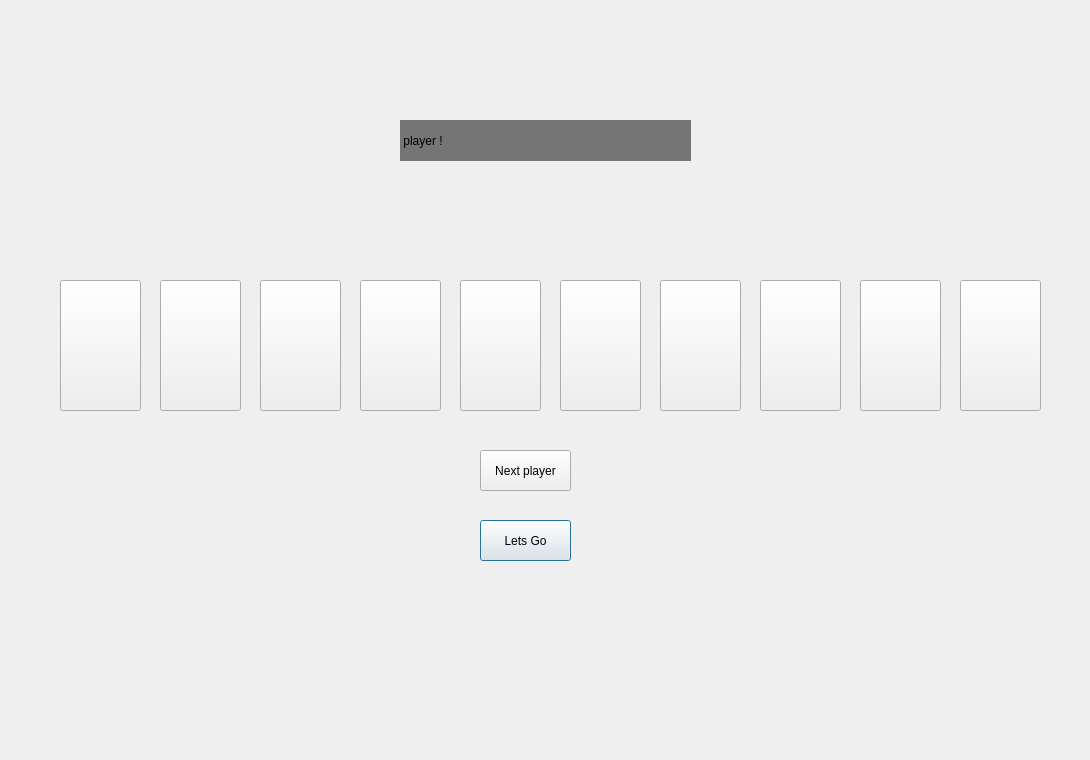
Before: the Qt Designer form showcards.ui in Matin0789/Condottiere-, drawn with Qt 5.
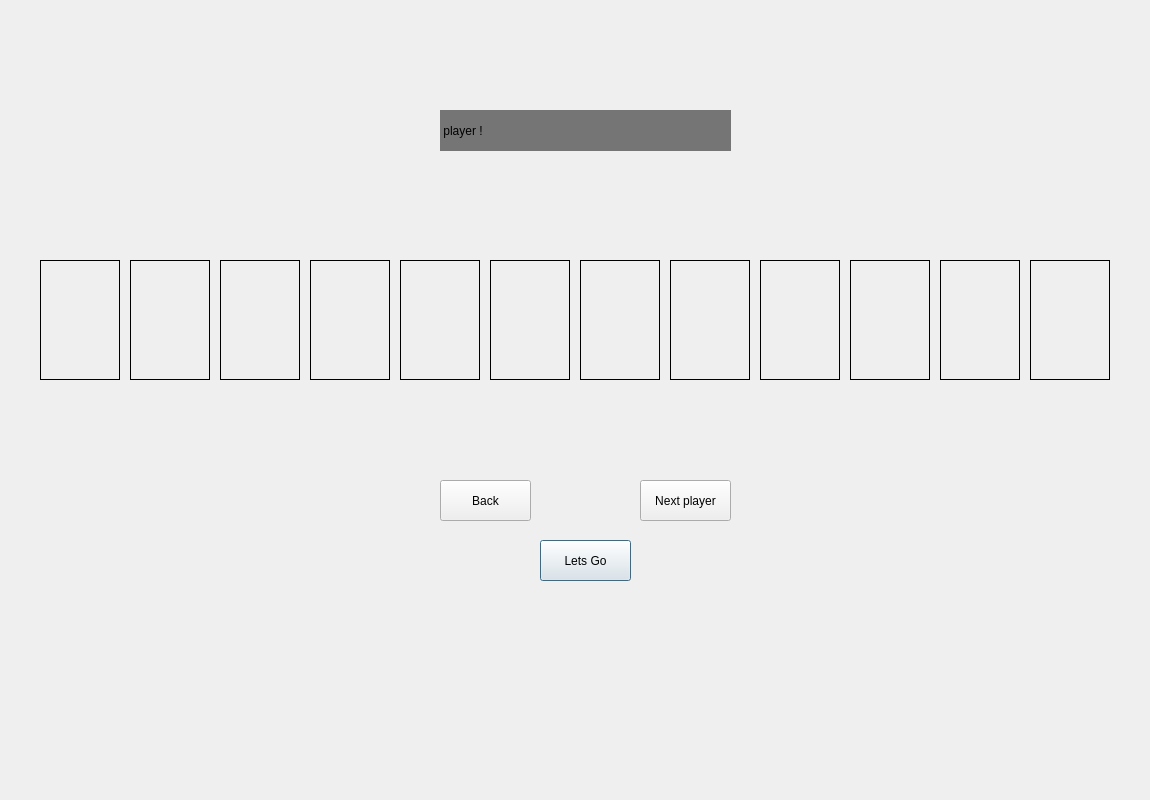
After: the same form once the commit is applied. Icons and pictures are not drawn.

Patch:
```diff
--- a/showcards.ui
+++ b/showcards.ui
@@ -6,8 +6,8 @@
    <rect>
     <x>0</x>
     <y>0</y>
-    <width>1090</width>
-    <height>760</height>
+    <width>1150</width>
+    <height>800</height>
    </rect>
   </property>
   <property name="windowTitle">
@@ -19,8 +19,8 @@
   <widget class="QPushButton" name="btn_lets_go">
    <property name="geometry">
     <rect>
-     <x>480</x>
-     <y>520</y>
+     <x>540</x>
+     <y>540</y>
      <width>91</width>
      <height>41</height>
     </rect>
@@ -54,188 +54,11 @@
     <string>Lets Go</string>
    </property>
   </widget>
-  <widget class="QToolButton" name="toolButton">
-   <property name="geometry">
-    <rect>
-     <x>160</x>
-     <y>280</y>
-     <width>81</width>
-     <height>131</height>
-    </rect>
-   </property>
-   <property name="styleSheet">
-    <string notr="true">border-image: url(:/Description/Graphics/Assets/Banafsh/Bahar.png);</string>
-   </property>
-   <property name="text">
-    <string/>
-   </property>
-  </widget>
-  <widget class="QToolButton" name="toolButton_2">
-   <property name="geometry">
-    <rect>
-     <x>560</x>
-     <y>280</y>
-     <width>81</width>
-     <height>131</height>
-    </rect>
-   </property>
-   <property name="styleSheet">
-    <string notr="true">border-image: url(:/Description/Graphics/Assets/Banafsh/Matarsak.png);</string>
-   </property>
-   <property name="text">
-    <string/>
-   </property>
-  </widget>
-  <widget class="QToolButton" name="toolButton_3">
-   <property name="geometry">
-    <rect>
-     <x>660</x>
-     <y>280</y>
-     <width>81</width>
-     <height>131</height>
-    </rect>
-   </property>
-   <property name="styleSheet">
-    <string notr="true">border-image: url(:/Description/Graphics/Assets/Banafsh/Parcham_Dar.png);</string>
-   </property>
-   <property name="text">
-    <string/>
-   </property>
-  </widget>
-  <widget class="QToolButton" name="toolButton_4">
-   <property name="geometry">
-    <rect>
-     <x>360</x>
-     <y>280</y>
-     <width>81</width>
-     <height>131</height>
-    </rect>
-   </property>
-   <property name="styleSheet">
-    <string notr="true">border-image: url(:/Description/Graphics/Assets/Banafsh/Rish_Sefid.png);</string>
-   </property>
-   <property name="text">
-    <string/>
-   </property>
-  </widget>
-  <widget class="QToolButton" name="toolButton_5">
-   <property name="geometry">
-    <rect>
-     <x>760</x>
-     <y>280</y>
-     <width>81</width>
-     <height>131</height>
-    </rect>
-   </property>
-   <property name="styleSheet">
-    <string notr="true">border-image: url(:/Description/Graphics/Assets/Banafsh/Shir_Zan.png);</string>
-   </property>
-   <property name="text">
-    <string/>
-   </property>
-  </widget>
-  <widget class="QToolButton" name="toolButton_6">
-   <property name="geometry">
-    <rect>
-     <x>260</x>
-     <y>280</y>
-     <width>81</width>
-     <height>131</height>
-    </rect>
-   </property>
-   <property name="styleSheet">
-    <string notr="true">border-image: url(:/Description/Graphics/Assets/Banafsh/Shah_Dokht.png);</string>
-   </property>
-   <property name="text">
-    <string/>
-   </property>
-  </widget>
-  <widget class="QToolButton" name="toolButton_7">
-   <property name="geometry">
-    <rect>
-     <x>460</x>
-     <y>280</y>
-     <width>81</width>
-     <height>131</height>
-    </rect>
-   </property>
-   <property name="styleSheet">
-    <string notr="true">border-image: url(:/Description/Graphics/Assets/Banafsh/Tabl_Zan.png);</string>
-   </property>
-   <property name="text">
-    <string/>
-   </property>
-  </widget>
-  <widget class="QToolButton" name="toolButton_8">
-   <property name="geometry">
-    <rect>
-     <x>60</x>
-     <y>280</y>
-     <width>81</width>
-     <height>131</height>
-    </rect>
-   </property>
-   <property name="styleSheet">
-    <string notr="true">border-image: url(:/Description/Graphics/Assets/Banafsh/Zemestan.png);</string>
-   </property>
-   <property name="text">
-    <string/>
-   </property>
-  </widget>
-  <widget class="QLabel" name="label_5">
-   <property name="geometry">
-    <rect>
-     <x>40</x>
-     <y>300</y>
-     <width>1021</width>
-     <height>91</height>
-    </rect>
-   </property>
-   <property name="styleSheet">
-    <string notr="true">border-image: url(:/Description/Graphics/photos/blue.jpg);
-</string>
-   </property>
-   <property name="text">
-    <string/>
-   </property>
-  </widget>
-  <widget class="QToolButton" name="toolButton_9">
-   <property name="geometry">
-    <rect>
-     <x>860</x>
-     <y>280</y>
-     <width>81</width>
-     <height>131</height>
-    </rect>
-   </property>
-   <property name="styleSheet">
-    <string notr="true">border-image: url(:/Description/Graphics/Assets/Qermez/Herkol.png);</string>
-   </property>
-   <property name="text">
-    <string/>
-   </property>
-  </widget>
-  <widget class="QToolButton" name="toolButton_10">
-   <property name="geometry">
-    <rect>
-     <x>960</x>
-     <y>280</y>
-     <width>81</width>
-     <height>131</height>
-    </rect>
-   </property>
-   <property name="styleSheet">
-    <string notr="true">border-image: url(:/Description/Graphics/Assets/Qermez/Herkol.png);</string>
-   </property>
-   <property name="text">
-    <string/>
-   </property>
-  </widget>
   <widget class="QPushButton" name="btn_Nplayer">
    <property name="geometry">
     <rect>
-     <x>480</x>
-     <y>450</y>
+     <x>640</x>
+     <y>480</y>
      <width>91</width>
      <height>41</height>
     </rect>
@@ -274,8 +97,8 @@
     <rect>
      <x>0</x>
      <y>0</y>
-     <width>1090</width>
-     <height>760</height>
+     <width>1150</width>
+     <height>800</height>
     </rect>
    </property>
    <property name="styleSheet">
@@ -288,8 +111,8 @@
   <widget class="QLabel" name="lb_player_counter">
    <property name="geometry">
     <rect>
-     <x>400</x>
-     <y>120</y>
+     <x>440</x>
+     <y>110</y>
      <width>291</width>
      <height>41</height>
     </rect>
@@ -304,6 +127,331 @@
     <string> player !</string>
    </property>
   </widget>
+  <widget class="QLabel" name="label_2">
+   <property name="geometry">
+    <rect>
+     <x>60</x>
+     <y>300</y>
+     <width>1031</width>
+     <height>101</height>
+    </rect>
+   </property>
+   <property name="cursor">
+    <cursorShape>PointingHandCursor</cursorShape>
+   </property>
+   <property name="styleSheet">
+    <string notr="true">color: rgb(255, 255, 255);
+background-image: url(:/Description/Graphics/photos/blue.jpg);</string>
+   </property>
+   <property name="text">
+    <string/>
+   </property>
+  </widget>
+  <widget class="QLabel" name="lb_card_1">
+   <property name="geometry">
+    <rect>
+     <x>40</x>
+     <y>260</y>
+     <width>80</width>
+     <height>120</height>
+    </rect>
+   </property>
+   <property name="cursor">
+    <cursorShape>PointingHandCursor</cursorShape>
+   </property>
+   <property name="styleSheet">
+    <string notr="true">border-image: url(:/Description/Graphics/photos/white (1).jpg);</string>
+   </property>
+   <property name="frameShape">
+    <enum>QFrame::Box</enum>
+   </property>
+   <property name="text">
+    <string/>
+   </property>
+  </widget>
+  <widget class="QLabel" name="lb_card_2">
+   <property name="geometry">
+    <rect>
+     <x>130</x>
+     <y>260</y>
+     <width>80</width>
+     <height>120</height>
+    </rect>
+   </property>
+   <property name="cursor">
+    <cursorShape>PointingHandCursor</cursorShape>
+   </property>
+   <property name="styleSheet">
+    <string notr="true">border-image: url(:/Description/Graphics/photos/white (1).jpg);</string>
+   </property>
+   <property name="frameShape">
+    <enum>QFrame::Box</enum>
+   </property>
+   <property name="text">
+    <string/>
+   </property>
+  </widget>
+  <widget class="QLabel" name="lb_card_3">
+   <property name="geometry">
+    <rect>
+     <x>220</x>
+     <y>260</y>
+     <width>80</width>
+     <height>120</height>
+    </rect>
+   </property>
+   <property name="cursor">
+    <cursorShape>PointingHandCursor</cursorShape>
+   </property>
+   <property name="styleSheet">
+    <string notr="true">border-image: url(:/Description/Graphics/photos/white (1).jpg);</string>
+   </property>
+   <property name="frameShape">
+    <enum>QFrame::Box</enum>
+   </property>
+   <property name="text">
+    <string/>
+   </property>
+  </widget>
+  <widget class="QLabel" name="lb_card_4">
+   <property name="geometry">
+    <rect>
+     <x>310</x>
+     <y>260</y>
+     <width>80</width>
+     <height>120</height>
+    </rect>
+   </property>
+   <property name="cursor">
+    <cursorShape>PointingHandCursor</cursorShape>
+   </property>
+   <property name="styleSheet">
+    <string notr="true">border-image: url(:/Description/Graphics/photos/white (1).jpg);</string>
+   </property>
+   <property name="frameShape">
+    <enum>QFrame::Box</enum>
+   </property>
+   <property name="text">
+    <string/>
+   </property>
+  </widget>
+  <widget class="QLabel" name="lb_card_5">
+   <property name="geometry">
+    <rect>
+     <x>400</x>
+     <y>260</y>
+     <width>80</width>
+     <height>120</height>
+    </rect>
+   </property>
+   <property name="cursor">
+    <cursorShape>PointingHandCursor</cursorShape>
+   </property>
+   <property name="styleSheet">
+    <string notr="true">border-image: url(:/Description/Graphics/photos/white (1).jpg);</string>
+   </property>
+   <property name="frameShape">
+    <enum>QFrame::Box</enum>
+   </property>
+   <property name="text">
+    <string/>
+   </property>
+  </widget>
+  <widget class="QLabel" name="lb_card_6">
+   <property name="geometry">
+    <rect>
+     <x>490</x>
+     <y>260</y>
+     <width>80</width>
+     <height>120</height>
+    </rect>
+   </property>
+   <property name="cursor">
+    <cursorShape>PointingHandCursor</cursorShape>
+   </property>
+   <property name="styleSheet">
+    <string notr="true">border-image: url(:/Description/Graphics/photos/white (1).jpg);</string>
+   </property>
+   <property name="frameShape">
+    <enum>QFrame::Box</enum>
+   </property>
+   <property name="text">
+    <string/>
+   </property>
+  </widget>
+  <widget class="QLabel" name="lb_card_7">
+   <property name="geometry">
+    <rect>
+     <x>580</x>
+     <y>260</y>
+     <width>80</width>
+     <height>120</height>
+    </rect>
+   </property>
+   <property name="cursor">
+    <cursorShape>PointingHandCursor</cursorShape>
+   </property>
+   <property name="styleSheet">
+    <string notr="true">border-image: url(:/Description/Graphics/photos/white (1).jpg);</string>
+   </property>
+   <property name="frameShape">
+    <enum>QFrame::Box</enum>
+   </property>
+   <property name="text">
+    <string/>
+   </property>
+  </widget>
+  <widget class="QLabel" name="lb_card_8">
+   <property name="geometry">
+    <rect>
+     <x>670</x>
+     <y>260</y>
+     <width>80</width>
+     <height>120</height>
+    </rect>
+   </property>
+   <property name="cursor">
+    <cursorShape>PointingHandCursor</cursorShape>
+   </property>
+   <property name="styleSheet">
+    <string notr="true">border-image: url(:/Description/Graphics/photos/white (1).jpg);</string>
+   </property>
+   <property name="frameShape">
+    <enum>QFrame::Box</enum>
+   </property>
+   <property name="text">
+    <string/>
+   </property>
+  </widget>
+  <widget class="QLabel" name="lb_card_9">
+   <property name="geometry">
+    <rect>
+     <x>760</x>
+     <y>260</y>
+     <width>80</width>
+     <height>120</height>
+    </rect>
+   </property>
+   <property name="cursor">
+    <cursorShape>PointingHandCursor</cursorShape>
+   </property>
+   <property name="styleSheet">
+    <string notr="true">border-image: url(:/Description/Graphics/photos/white (1).jpg);</string>
+   </property>
+   <property name="frameShape">
+    <enum>QFrame::Box</enum>
+   </property>
+   <property name="text">
+    <string/>
+   </property>
+  </widget>
+  <widget class="QLabel" name="lb_card_10">
+   <property name="geometry">
+    <rect>
+     <x>850</x>
+     <y>260</y>
+     <width>80</width>
+     <height>120</height>
+    </rect>
+   </property>
+   <property name="cursor">
+    <cursorShape>PointingHandCursor</cursorShape>
+   </property>
+   <property name="styleSheet">
+    <string notr="true">border-image: url(:/Description/Graphics/photos/white (1).jpg);</string>
+   </property>
+   <property name="frameShape">
+    <enum>QFrame::Box</enum>
+   </property>
+   <property name="text">
+    <string/>
+   </property>
+  </widget>
+  <widget class="QLabel" name="lb_card_11">
+   <property name="geometry">
+    <rect>
+     <x>940</x>
+     <y>260</y>
+     <width>80</width>
+     <height>120</height>
+    </rect>
+   </property>
+   <property name="cursor">
+    <cursorShape>PointingHandCursor</cursorShape>
+   </property>
+   <property name="styleSheet">
+    <string notr="true">border-image: url(:/Description/Graphics/photos/white (1).jpg);</string>
+   </property>
+   <property name="frameShape">
+    <enum>QFrame::Box</enum>
+   </property>
+   <property name="text">
+    <string/>
+   </property>
+  </widget>
+  <widget class="QLabel" name="lb_card_12">
+   <property name="geometry">
+    <rect>
+     <x>1030</x>
+     <y>260</y>
+     <width>80</width>
+     <height>120</height>
+    </rect>
+   </property>
+   <property name="cursor">
+    <cursorShape>PointingHandCursor</cursorShape>
+   </property>
+   <property name="styleSheet">
+    <string notr="true">border-image: url(:/Description/Graphics/photos/white (1).jpg);</string>
+   </property>
+   <property name="frameShape">
+    <enum>QFrame::Box</enum>
+   </property>
+   <property name="text">
+    <string/>
+   </property>
+  </widget>
+  <widget class="QPushButton" name="btn_back">
+   <property name="geometry">
+    <rect>
+     <x>440</x>
+     <y>480</y>
+     <width>91</width>
+     <height>41</height>
+    </rect>
+   </property>
+   <property name="cursor">
+    <cursorShape>ClosedHandCursor</cursorShape>
+   </property>
+   <property name="styleSheet">
+    <string notr="true">
+QPushButton
+{
+	color : black ;
+	background-color : ;
+	font: 700 10pt &quot;Segoe Print&quot;;
+	border-image: 30px ;
+}
+
+QPushButton : Hover
+{
+	background-color : ;
+    border-radius : 40px ;
+	border-image: 10px ;
+}
+
+QPushButton : pressed
+{
+	background-color :black ;
+	color : white ;
+	border-image: url(:/Description/Graphics/photos/blue.jpg);
+
+}</string>
+   </property>
+   <property name="text">
+    <string>Back</string>
+   </property>
+  </widget>
   <zorder>label</zorder>
   <zorder>label_5</zorder>
   <zorder>btn_lets_go</zorder>
```
Left out of the diff: 37 changed lines with no effect on the pictures.
